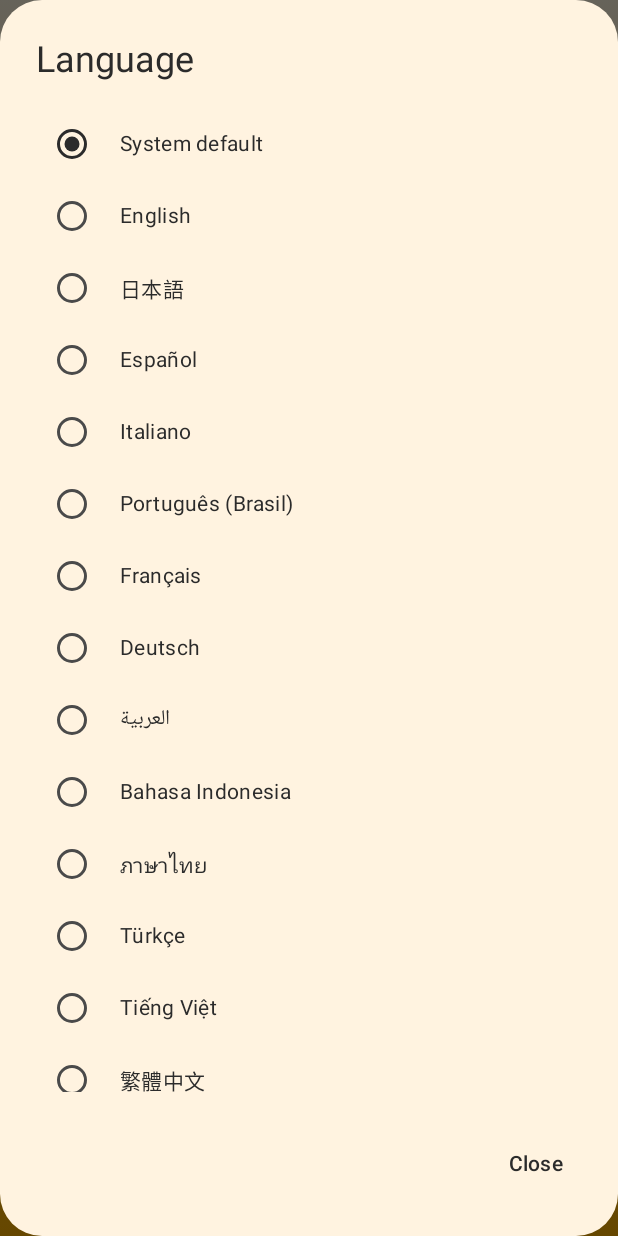
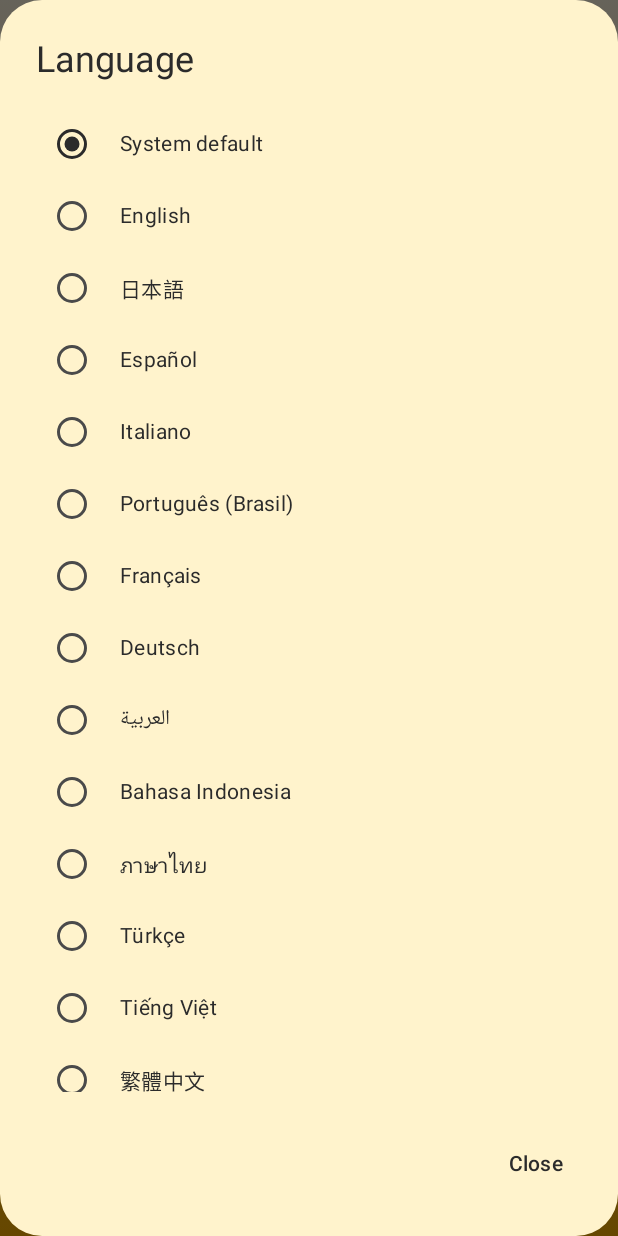
Before and after one commit to PowPowPic/SimpleBeerTime, an Android app built with Jetpack Compose: the screen it shows after launch (MainActivity), after a tap on "Language", on a phone screen of 412 x 824 dp. Run offline under Robolectric (Android 15) with nearby library versions, the phone set to English and light mode, and no system bars; our stand-ins replace Room's generated code.

Commit message:
SBT3 色指定完成

```diff
--- a/app/src/main/java/com/powder/simplebeertime/ui/theme/Color.kt
+++ b/app/src/main/java/com/powder/simplebeertime/ui/theme/Color.kt
@@ -37,9 +37,8 @@ object SimpleColors {
     val PureBlue = Color(0xFF0000FF)
     val PureRed = Color(0xFFFF0000)
 
-    // Dialog Background (クリーム色)
-    val DialogBackground = Color(0xFFFFF3E0)
 
-    // Settings Dialog Background (少し濃いめのゴールド)
-    val SettingsDialogBackground = Color(0xFFFFE0B2)
+    val DialogBackground = Color(0xFFFFF3CC)
+
+    val SettingsDialogBackground = Color(0xFFFFE8A6)
 }
```
